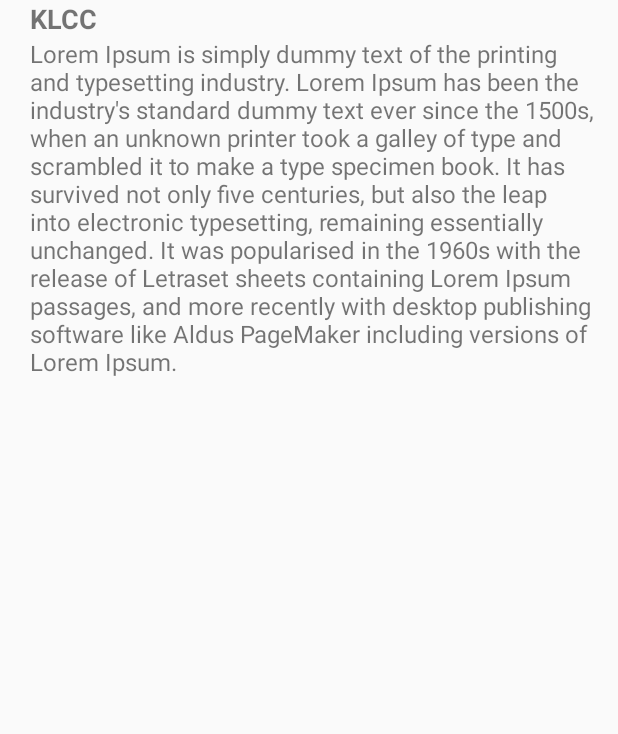
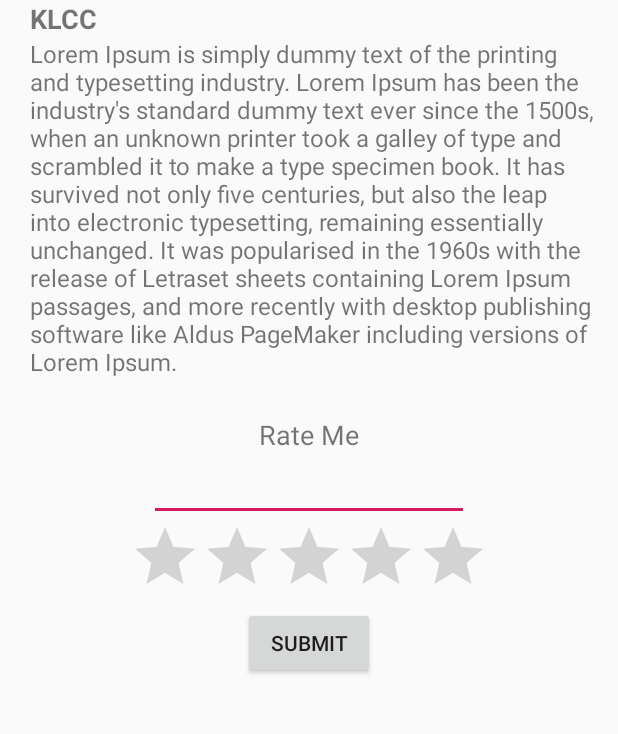
Before and after one commit to sinameraji/AroundMe, an Android app: the layout single_article.xml on its own in the app's theme, with its tools: preview values and no code run, on a phone screen of 412 x 824 dp, the part 162-896 px from its top. Run offline under Robolectric (Android 15) with nearby library versions, the phone set to English and light mode, and no system bars.

Commit message:
Add "rate me" part

```diff
--- a/app/src/main/AndroidManifest.xml
+++ b/app/src/main/AndroidManifest.xml
@@ -9,7 +9,7 @@
         android:roundIcon="@mipmap/ic_launcher_round"
         android:supportsRtl="true"
         android:theme="@style/AppTheme">
-        <activity android:name=".Comments">
+        <activity android:name=".SingleArticle">
             <intent-filter>
                 <action android:name="android.intent.action.MAIN" />
 
--- a/app/src/main/java/my/edu/um/fsktm/arounddick/Comments.java
+++ b/app/src/main/java/my/edu/um/fsktm/arounddick/SingleArticle.java
@@ -11,17 +11,18 @@ import android.widget.ScrollView;
 
 import java.util.ArrayList;
 
-public class Comments extends AppCompatActivity {
+public class SingleArticle extends AppCompatActivity {
 
     @Override
     protected void onCreate(Bundle savedInstanceState) {
         super.onCreate(savedInstanceState);
         setContentView(R.layout.single_article);
         populateCommentsList();
+
         ListView listView = (ListView) findViewById(R.id.lvReviews);
         final ScrollView scrollViewParent = (ScrollView)findViewById(R.id.rlLayout);
         View customView = (View)findViewById(R.id.customView);
-
+        // Merge the scroll function of ListView && ScrollView
         customView.setOnTouchListener(new View.OnTouchListener() {
 
             @Override
--- a/app/src/main/res/layout/single_article.xml
+++ b/app/src/main/res/layout/single_article.xml
@@ -5,7 +5,7 @@
     android:id="@+id/rlLayout"
     android:layout_width="match_parent"
     android:layout_height="match_parent"
-    tools:context=".Comments">
+    tools:context=".SingleArticle">
 
     <RelativeLayout
         android:layout_width="match_parent"
@@ -47,13 +47,50 @@
             android:layout_height="wrap_content"
             android:layout_below="@+id/content"
             android:paddingLeft="20dp">
-            android:layout_centerInParent="true"
-        </ListView>
+            android:layout_centerInParent="true"</ListView>
+
         <View
             android:id="@+id/customView"
             android:layout_width="fill_parent"
             android:layout_height="fill_parent"
             android:background="@android:color/transparent" />
+
+        <TextView
+            android:id="@+id/rate_me"
+            android:layout_width="wrap_content"
+            android:layout_height="wrap_content"
+            android:layout_below="@+id/lvReviews"
+            android:layout_centerInParent="true"
+            android:paddingTop="15dp"
+            android:text="Rate Me"
+            android:textSize="18dp" />
+
+        <EditText
+            android:id="@+id/review"
+            android:layout_width="wrap_content"
+            android:layout_height="wrap_content"
+            android:layout_below="@+id/rate_me"
+            android:layout_centerInParent="true"
+            android:ems="10"
+            android:inputType="textPersonName"
+            android:text="" />
+
+        <RatingBar
+            android:id="@+id/ratingBar"
+            android:layout_width="wrap_content"
+            android:layout_height="wrap_content"
+            android:layout_below="@+id/review"
+            android:layout_centerInParent="true"
+            android:numStars="5"
+            android:stepSize="1.0" />
+
+        <Button
+            android:id="@+id/submit"
+            android:layout_width="wrap_content"
+            android:layout_height="wrap_content"
+            android:layout_below="@+id/ratingBar"
+            android:layout_centerInParent="true"
+            android:text="Submit" />
     </RelativeLayout>
 
 
```
